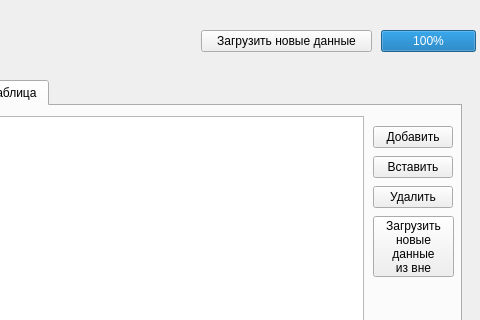
Above: src/mainwindow.ui from glebmillenium/forecasting-financial-time-series before the change; both pictures show x 99 to 579 and y 0 to 320 of the 579 by 428 pixel window. Below: the same form after it.
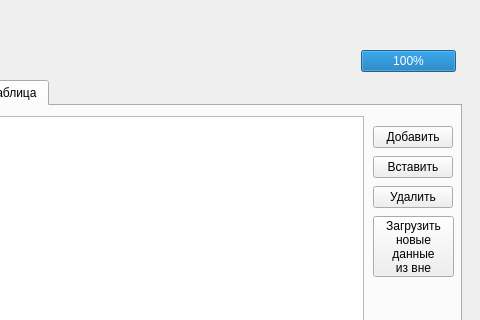
That is the form after the change. Icons and pictures are not drawn.

What changed in the file:
```diff
--- a/src/mainwindow.ui
+++ b/src/mainwindow.ui
@@ -150,27 +150,14 @@
      </widget>
     </widget>
    </widget>
-   <widget class="QPushButton" name="pushButton_2">
-    <property name="geometry">
-     <rect>
-      <x>300</x>
-      <y>30</y>
-      <width>171</width>
-      <height>22</height>
-     </rect>
-    </property>
-    <property name="text">
-     <string>Загрузить новые данные</string>
-    </property>
-   </widget>
    <widget class="QProgressBar" name="progressBar">
     <property name="enabled">
      <bool>true</bool>
     </property>
     <property name="geometry">
      <rect>
-      <x>480</x>
-      <y>30</y>
+      <x>460</x>
+      <y>50</y>
       <width>95</width>
       <height>22</height>
      </rect>
```
Left out of the diff: 5 changed lines with no effect on the pictures.
